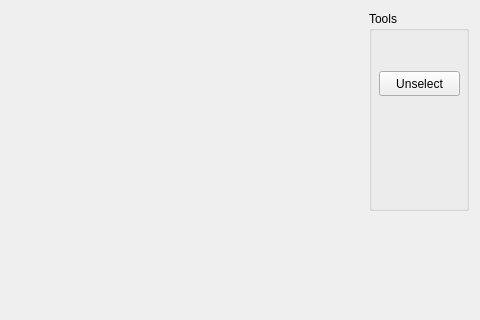
Old version of the form videowindow.ui in the repository Platash/Reco_3; both pictures show x 638 to 1118 and y 0 to 320 of the 1118 by 729 pixel window.
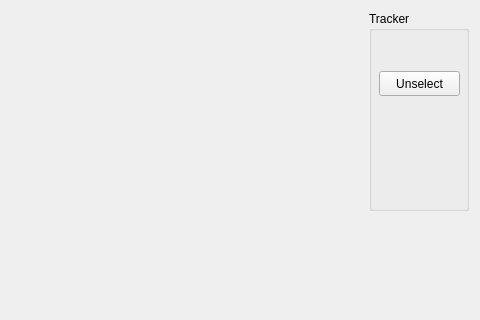
New version of the form. Icons and pictures are not drawn.

Diff of the .ui file:
```diff
--- a/videowindow.ui
+++ b/videowindow.ui
@@ -23,7 +23,7 @@
       </size>
      </property>
      <property name="title">
-      <string>Tools</string>
+      <string>Tracker</string>
      </property>
      <widget class="QPushButton" name="b_unselect">
       <property name="geometry">
```
